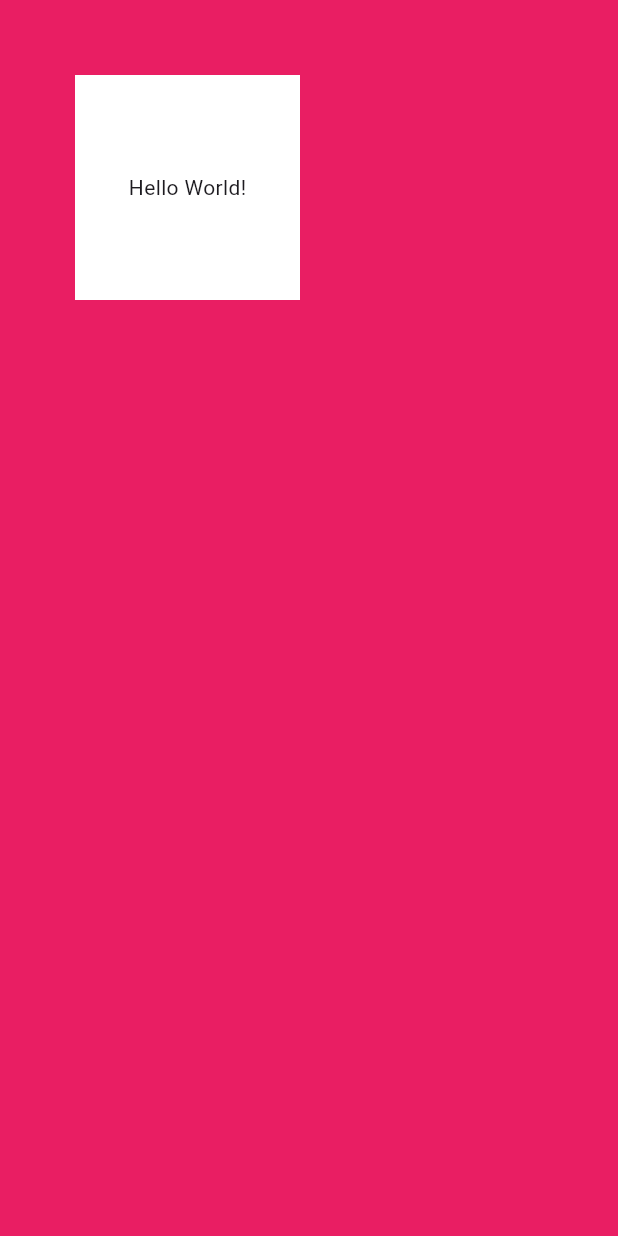
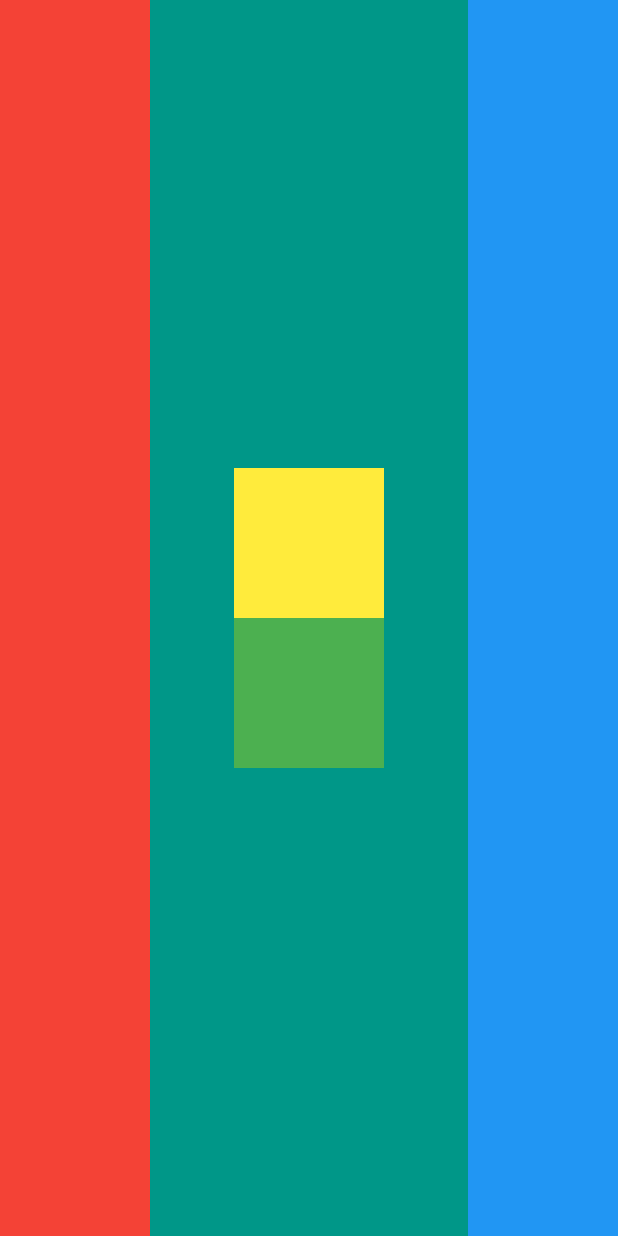
Before and after one commit to kalebcunanan/activity01_flutter_androidstudio, a Flutter app: the screen it shows after launch, on a phone screen of 412 x 824 dp. Run offline on Flutter 3.47's test engine with Material 3 defaults, Android fonts, the phone set to English and light mode, and no system bars.

Commit message:
Activity play around columns and rows. commented the original code

```diff
--- a/lib/main.dart
+++ b/lib/main.dart
@@ -3,6 +3,68 @@ import 'package:flutter/material.dart';
 void main() {
   runApp(MyApp());
 }
+
+// class MyApp extends StatelessWidget {
+//   const MyApp({super.key});
+//
+//   @override
+//   Widget build(BuildContext context) {
+//     return
+//       MaterialApp(
+//           title: "Hello, World!",
+//           home: Scaffold(
+//             backgroundColor: Colors.pink,
+//             body: SafeArea(
+//               child: Column(
+//                   mainAxisAlignment: MainAxisAlignment.spaceBetween,
+//                 children: [
+//                   Row(
+//                     mainAxisAlignment: MainAxisAlignment.center,
+//                     children: [
+//                       Container(
+//                         color: Colors.white,
+//                         width: 150,
+//                         height: 150,
+//                         //margin: EdgeInsets.symmetric(horizontal: 15 ,vertical: 100),
+//                         //margin: EdgeInsets.symmetric(horizontal: 15),
+//                         //margin: EdgeInsets.fromLTRB(10, 30, 69, 12),
+//                         //margin: EdgeInsets.only(top: 30),
+//                         //margin: EdgeInsets.all(50),
+//                         child: Center(child: Text("Hello World!")) ,
+//
+//                         ),  Container(
+//                         color: Colors.white,
+//                         width: 150,
+//                         height: 150,
+//                         child: Center(child: Text("Hello World!")) ,
+//                         ),
+//
+//                     ],
+//
+//                   ), Container(color: Colors.white,
+//                     width: double.infinity,
+//                     height: 150,
+//                     //margin: EdgeInsets.all(50),
+//                     child: Center(child: Text("Hello World!")),
+//
+//                   ), Container(color: Colors.white,
+//                     width: 150,
+//                     height: 150,
+//                     //margin: EdgeInsets.all(50),
+//                     child: Center(child: Text("Hello World!")),
+//                   ),
+//                       ],
+//
+//
+//               ),
+//           )
+//           )
+//           );
+//   }
+// }
+//
+
+
 
 class MyApp extends StatelessWidget {
   const MyApp({super.key});
@@ -13,19 +75,42 @@ class MyApp extends StatelessWidget {
       MaterialApp(
           title: "Hello, World!",
           home: Scaffold(
-            backgroundColor: Colors.pink,
+            backgroundColor: Colors.teal,
             body: SafeArea(
-              child: Container(color: Colors.white,
-                width: 150,
-                height: 150,
-                //margin: EdgeInsets.symmetric(horizontal: 15 ,vertical: 100),
-                //margin: EdgeInsets.symmetric(horizontal: 15),
-                //margin: EdgeInsets.fromLTRB(10, 30, 69, 12),
-                //margin: EdgeInsets.only(top: 30),
-                  margin: EdgeInsets.all(50),
+              child: Row(
+                  mainAxisAlignment: MainAxisAlignment.spaceBetween,
+                children: [
+
+                  Container(color: Colors.red,
+                    width: 100,
+                    height: double.infinity,
+
+                    ), Column(
+                    mainAxisAlignment: MainAxisAlignment.center,
+                      children: [
+                        Container(color: Colors.yellow,
+                        width: 100,
+                        height: 100,
+
+                        ),
+                        Container(color: Colors.green,
+                          width: 100,
+                          height: 100,
+                        ),
+                      ],
 
 
-              child: Center(child: Text("Hello World!")),),
+                    ), Container(color: Colors.blue,
+                    width: 100,
+                    height: double.infinity,
+                  ),
+
+
+
+                ],
+
+
+              ),
           )
           )
           );
```
